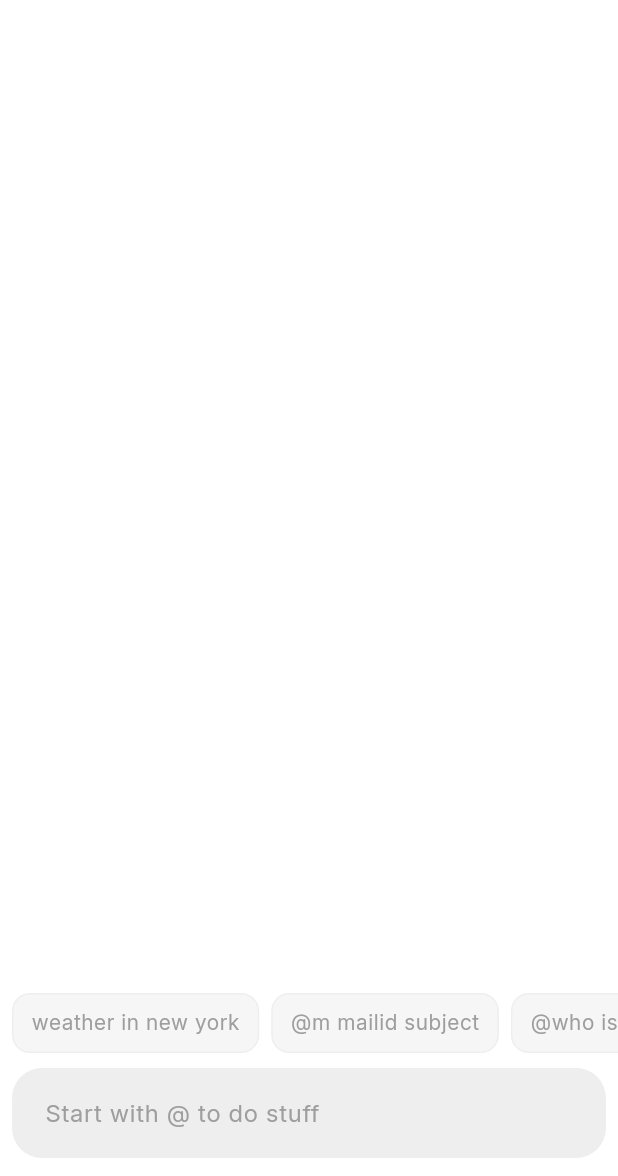
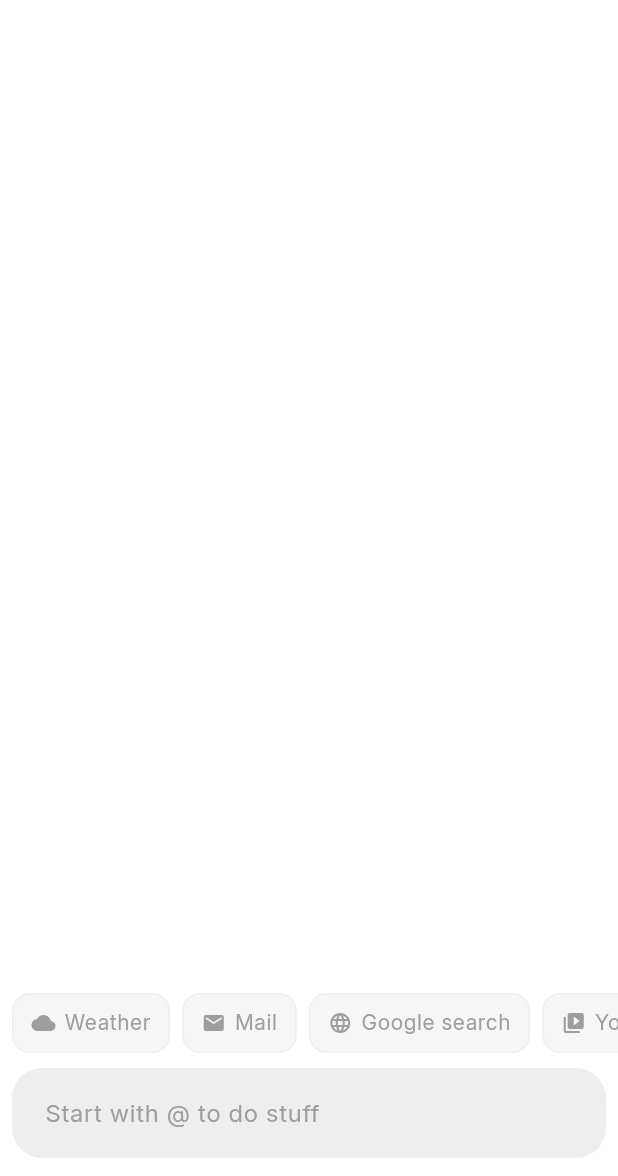
Before and after one commit to Jayanth1312/ActionBar, a Flutter app: the screen it shows after launch, on a phone screen of 412 x 824 dp, the part 60-1236 px from its top. Run offline on Flutter 3.47's test engine with Material 3 defaults, Android fonts, the phone set to English and light mode, and no system bars; our stand-ins replace flutter_dotenv; missing offline and left inert: android_intent_plus.

Commit message:
modified user interface for suggestions and toast messages

```diff
--- a/lib/main.dart
+++ b/lib/main.dart
@@ -1,9 +1,12 @@
 import 'package:flutter/material.dart';
 import 'package:provider/provider.dart';
+import 'package:flutter_dotenv/flutter_dotenv.dart';
 import 'theme/app_theme.dart';
 import 'pages/home_page.dart';
 
-void main() {
+Future<void> main() async {
+  WidgetsFlutterBinding.ensureInitialized();
+  await dotenv.load(fileName: ".env");
   runApp(
     ChangeNotifierProvider(
       create: (_) => AppTheme(),
--- a/lib/pages/home_page.dart
+++ b/lib/pages/home_page.dart
@@ -12,12 +12,14 @@ class SuggestionItem {
   final String textToInsert;
   final int highlightStartIndex;
   final int highlightEndIndex;
+  final IconData? icon;
 
   SuggestionItem({
     required this.displayText,
     required this.textToInsert,
     required this.highlightStartIndex,
     required this.highlightEndIndex,
+    this.icon,
   });
 }
 
@@ -32,43 +34,61 @@ class HomePage extends StatefulWidget {
 class _HomePageState extends State<HomePage> {
   final TextEditingController _controller = TextEditingController();
   WeatherData? _weatherData;
-  bool _isLoading = false;
+  // bool _isWeatherLoading = false;
   String? _errorMessage;
   String? _actionMessage;
 
   // Suggestions
   final List<SuggestionItem> _suggestions = [
     SuggestionItem(
-      displayText: 'weather in new york',
+      displayText: 'Weather',
       textToInsert: 'weather in new york',
       highlightStartIndex: 11,
       highlightEndIndex: 19,
+      icon: Icons.cloud,
     ),
     SuggestionItem(
-      displayText: '@m mailid subject',
+      displayText: 'Mail',
       textToInsert: '@m mailid subject',
       highlightStartIndex: 3,
       highlightEndIndex: 9,
+      icon: Icons.email,
     ),
     SuggestionItem(
-      displayText: '@who is taylor swift',
+      displayText: 'Google search',
       textToInsert: '@who is taylor swift',
       highlightStartIndex: 1,
       highlightEndIndex: 20,
+      icon: Icons.language,
     ),
     SuggestionItem(
-      displayText: '@a 8 00 am',
+      displayText: 'YouTube',
+      textToInsert: '@yt funny cat videos',
+      highlightStartIndex: 4,
+      highlightEndIndex: 20,
+      icon: Icons.video_library,
+    ),
+    SuggestionItem(
+      displayText: 'Alarm',
       textToInsert: '@a 8 00 am',
       highlightStartIndex: 3,
       highlightEndIndex: 10,
+      icon: Icons.alarm,
     ),
     SuggestionItem(
-      displayText: '@t 10min',
+      displayText: 'Timer',
       textToInsert: '@t 10min',
       highlightStartIndex: 3,
       highlightEndIndex: 8,
+      icon: Icons.timer,
     ),
   ];
+
+  void _showError(String message) {
+    setState(() {
+      _errorMessage = message;
+    });
+  }
 
   void _handleSubmitted(String text) async {
     setState(() {
@@ -81,43 +101,44 @@ class _HomePageState extends State<HomePage> {
     //Email
     if (text.startsWith('@m ')) {
       ActionUtils.sendEmail(text.substring(3).trim());
-      actionMessage = 'Composing email...';
     }
-    //Alarm command
+    //Alarm
     else if (text.startsWith('@a ')) {
       final success = await AlarmUtils.createAlarm(text);
       if (success) {
-        actionMessage = 'Opening alarm settings...';
+        actionMessage = 'Alarm set successfully!';
       } else {
         _showError('Could not set alarm. Use format: @a 5 30 am or @a 17 45');
       }
     }
-    //Timer command
+    //Timer
     else if (text.startsWith('@t ')) {
       final success = await TimerUtils.createTimer(text);
       if (success) {
-        actionMessage = 'Opening timer...';
+        actionMessage = 'Timer set successfully!';
       } else {
         _showError(
             'Could not start timer. Use format: @t 5min or @t 1hr 30min');
       }
     }
+    //YouTube search
+    else if (text.startsWith('@yt ') && text.length > 4) {
+      await ActionUtils.searchYouTube(text.substring(4).trim());
+      actionMessage = 'Searching YouTube...';
+    }
     //Google search
     else if (text.startsWith('@') && text.length > 1) {
       _performWebSearch(text.substring(1).trim());
-      actionMessage = 'Searching web...';
     }
     //Weather
     else if (text.toLowerCase().startsWith('weather in ') && text.length > 11) {
       _getWeather(text.substring(11).trim());
-      actionMessage = 'Fetching weather...';
     }
     //Web search
     else if (text.startsWith('www') ||
         text.startsWith('http://') ||
         text.startsWith('https://')) {
       _performWebSearch(text);
-      actionMessage = 'Opening website...';
     }
 
     // Toast message
@@ -156,14 +177,16 @@ class _HomePageState extends State<HomePage> {
 
   Future<void> _getWeather(String city) async {
     setState(() {
-      _isLoading = true;
+      // _isWeatherLoading = true;
+      _actionMessage = 'Fetching weather for "$city"...';
     });
 
     final weatherData = await WeatherService.getWeather(city);
 
     setState(() {
       _weatherData = weatherData;
-      _isLoading = false;
+      // _isWeatherLoading = false;
+      _actionMessage = null;
     });
 
     if (weatherData == null && mounted) {
@@ -178,17 +201,7 @@ class _HomePageState extends State<HomePage> {
   }
 
   Future<void> _performWebSearch(String query) async {
-    final success = await WebSearch.performWebSearch(query);
-
-    if (!success && mounted) {
-      _showError('Could not launch search. Is a browser installed?');
-    }
-  }
-
-  void _showError(String message) {
-    setState(() {
-      _errorMessage = message;
-    });
+    await WebSearch.performWebSearch(query);
   }
 
   @override
@@ -210,9 +223,8 @@ class _HomePageState extends State<HomePage> {
     final textColor = theme.textTheme.bodyMedium?.color ?? Colors.white;
 
     final suggestionBorderColor = textFieldBgColor;
-    final suggestionTextColor = hintColor;
-    final suggestionBgColor =
-        textFieldBgColor.withOpacity(0.5);
+    final suggestionTextColor = Colors.grey;
+    final suggestionBgColor = textFieldBgColor.withOpacity(0.5);
 
     return Scaffold(
       backgroundColor: backgroundColor,
@@ -253,9 +265,7 @@ class _HomePageState extends State<HomePage> {
 
             const Spacer(),
 
-            if (_isLoading)
-              const Center(child: CircularProgressIndicator())
-            else if (_weatherData != null)
+            if (_weatherData != null)
               Align(
                 alignment: Alignment.topLeft,
                 child: WeatherDisplay(
@@ -290,8 +300,19 @@ class _HomePageState extends State<HomePage> {
                           ),
                           borderRadius: BorderRadius.circular(12.0),
                         ),
-                        child: Center(
-                          child: Text(
+                        child: Row(
+                          mainAxisSize: MainAxisSize.min,
+                          children: [
+                            if (_suggestions[index].icon != null)
+                              Icon(
+                                _suggestions[index].icon,
+                                color: suggestionTextColor,
+                                size: 16,
+                              ),
+                            SizedBox(
+                                width:
+                                    _suggestions[index].icon != null ? 6.0 : 0),
+                            Text(
                               _suggestions[index].displayText,
                               style: theme.textTheme.bodySmall?.copyWith(
                                     color: suggestionTextColor,
@@ -304,6 +325,7 @@ class _HomePageState extends State<HomePage> {
                                     fontFamily: 'Inter',
                                   ),
                             ),
+                          ],
                         ),
                       ),
                     );
--- a/lib/theme/app_theme.dart
+++ b/lib/theme/app_theme.dart
@@ -30,14 +30,14 @@ class AppTheme extends ChangeNotifier {
   // Dark theme
   ThemeData get darkTheme => ThemeData(
         brightness: Brightness.dark,
-        scaffoldBackgroundColor: const Color(0xFF1E1E1E),
+        scaffoldBackgroundColor: const Color(0xFF121212),
         appBarTheme: const AppBarTheme(
           titleTextStyle: TextStyle(color: Colors.white, fontSize: 20),
           elevation: 0,
         ),
         inputDecorationTheme: InputDecorationTheme(
-          fillColor: Colors.grey[850],
-          hintStyle: const TextStyle(color: Colors.grey),
+          fillColor: const Color(0xFF262626),
+          hintStyle: const TextStyle(color: Color(0xFFD4D4D4)),
         ),
         textTheme: const TextTheme(
           bodyMedium: TextStyle(color: Colors.white),
--- a/lib/widgets/status_message.dart
+++ b/lib/widgets/status_message.dart
@@ -42,6 +42,8 @@ class StatusMessage extends StatelessWidget {
                   message,
                   style: const TextStyle(color: Colors.white),
                   textAlign: TextAlign.center,
+                  overflow: TextOverflow.ellipsis,
+                  maxLines: 3,
                 ),
               ),
               if (onDismiss != null)
--- a/pubspec.yaml
+++ b/pubspec.yaml
@@ -71,8 +71,8 @@ flutter:
   # To add assets to your application, add an assets section, like this:
   assets:
     - lib/assets/images/
-    # - lib/assets/images/meteor.svg
     - lib/assets/fonts/
+    - .env
 
   # An image asset can refer to one or more resolution-specific "variants", see
   # https://flutter.dev/to/resolution-aware-images
```
Also changed, not shown: lib/utils/action_utils.dart (+9 -0 lines), lib/utils/alarm_utils.dart (+32 -48 lines), lib/utils/timer_utils.dart (+36 -34 lines), lib/utils/weather_service.dart (+21 -10 lines), 4 other files. Lines whose indentation alone changed are shown as unchanged.
